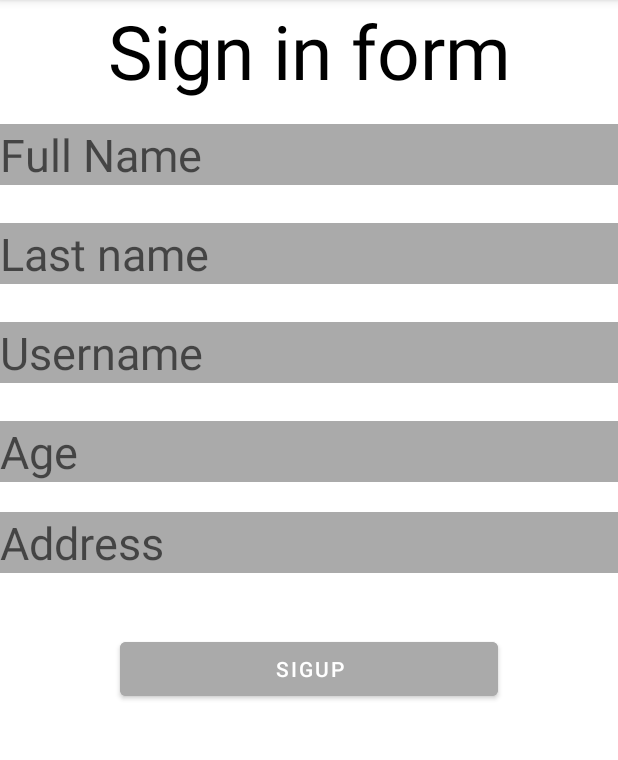
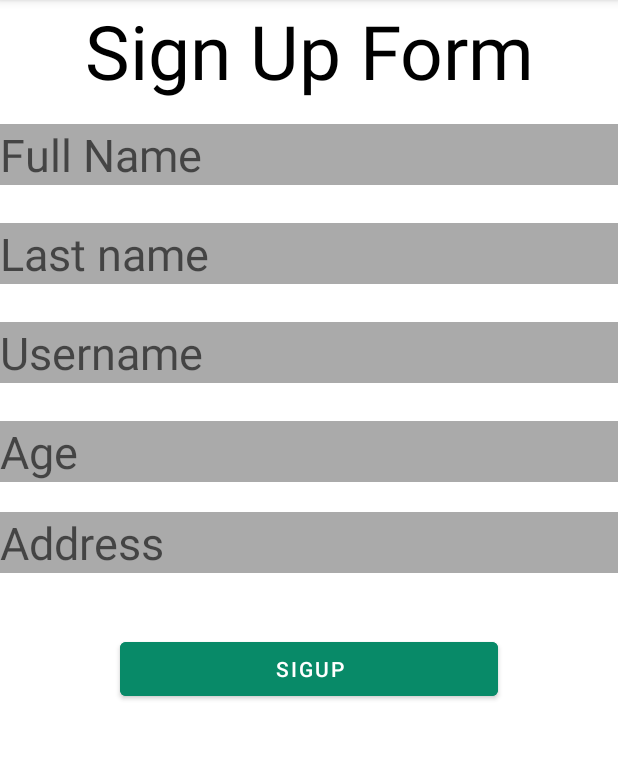
Before and after one commit to chhabi10/FinalAssignment, an Android app: the SignupActivity screen opened directly, with no data from a screen before it, on a phone screen of 412 x 824 dp, the part 84-844 px from its top. Run offline under Robolectric (Android 15) with nearby library versions, the phone set to English and light mode, and no system bars.

Commit message:
changes in xml and activity

```diff
--- a/app/src/main/java/com/chhabi/finalassignment/LoginActivity.kt
+++ b/app/src/main/java/com/chhabi/finalassignment/LoginActivity.kt
@@ -31,11 +31,11 @@ class LoginActivity : AppCompatActivity(){
        btnlogin.setOnClickListener {
 
 
-           if (etusername.text.toString() == "softwarica" && etpassword.text.toString() == "coventry") {
+           if (etusername.text.toString() == "chhabi" && etpassword.text.toString() == "chhabi123") {
                val intent = Intent(this, MainActivity::class.java)
                startActivity(intent)
            } else {
-               Toast.makeText(this, "Either username or password is incorrect", Toast.LENGTH_SHORT).show()
+               Toast.makeText(this, " username or password is incorrect", Toast.LENGTH_SHORT).show()
                etusername.error = "Username or password is incorrect"
                etusername.requestFocus()
            }
--- a/app/src/main/res/layout/activity_login.xml
+++ b/app/src/main/res/layout/activity_login.xml
@@ -90,6 +90,7 @@
         android:layout_height="wrap_content"
         android:text="Login"
         android:textStyle="italic"
+        android:backgroundTint="#0B2161"
         android:textSize="30sp"
         android:layout_marginTop="20sp"
         app:layout_constraintEnd_toEndOf="parent"
--- a/app/src/main/res/layout/activity_main.xml
+++ b/app/src/main/res/layout/activity_main.xml
@@ -17,7 +17,9 @@
         android:id="@+id/btnenter"
         android:text="Enter here to proceed"
         android:layout_marginTop="20dp"
+        android:textSize="20sp"
         android:layout_gravity="center"
+        android:backgroundTint="#008080"
         android:layout_width="331dp"
         android:layout_height="78dp" />
 
--- a/app/src/main/res/layout/activity_signup.xml
+++ b/app/src/main/res/layout/activity_signup.xml
@@ -10,7 +10,7 @@
     <TextView
         android:layout_width="match_parent"
         android:layout_height="wrap_content"
-        android:text="Sign in form"
+        android:text="Sign Up Form"
         android:textSize="50sp"
         android:textColor="@color/black"
         android:gravity="center" />
@@ -81,9 +81,10 @@
             android:layout_marginRight="80dp"
             android:layout_width="match_parent"
             android:layout_height="wrap_content"
+
             android:text="Sigup"
             android:layout_marginTop="40dp"
-            android:backgroundTint="@android:color/darker_gray" />
+            android:backgroundTint="#088A68" />
 
 
 </LinearLayout>
```
Also changed, not shown: app/src/main/java/com/chhabi/finalassignment/SignupActivity.kt (+16 -2 lines).
